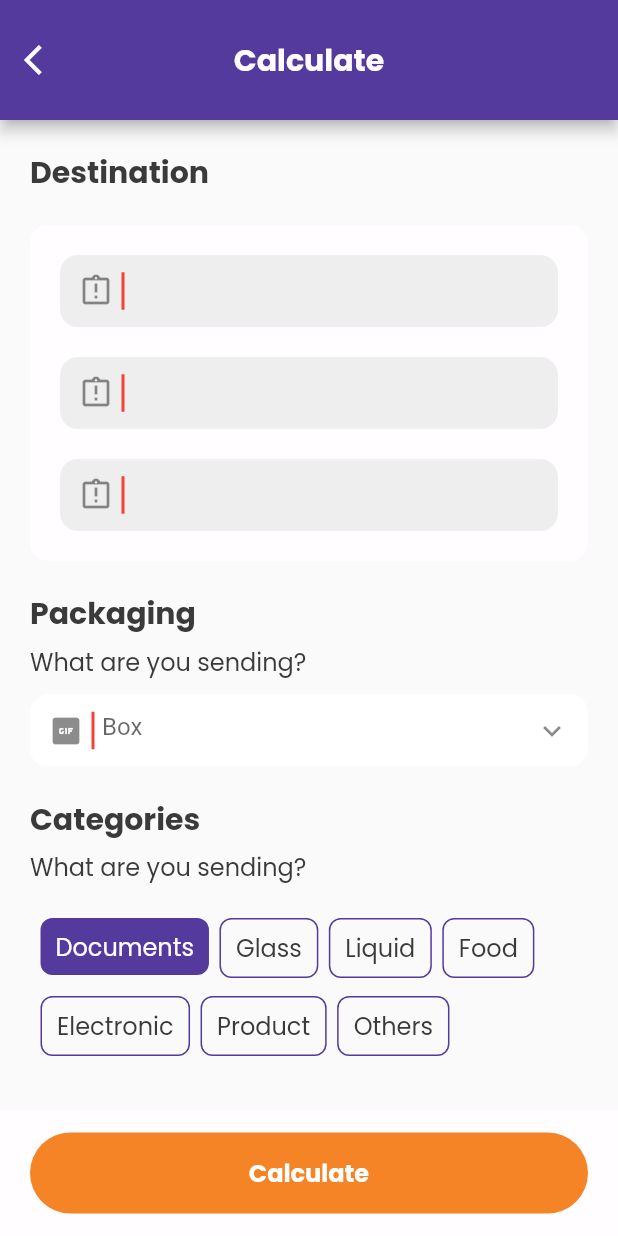
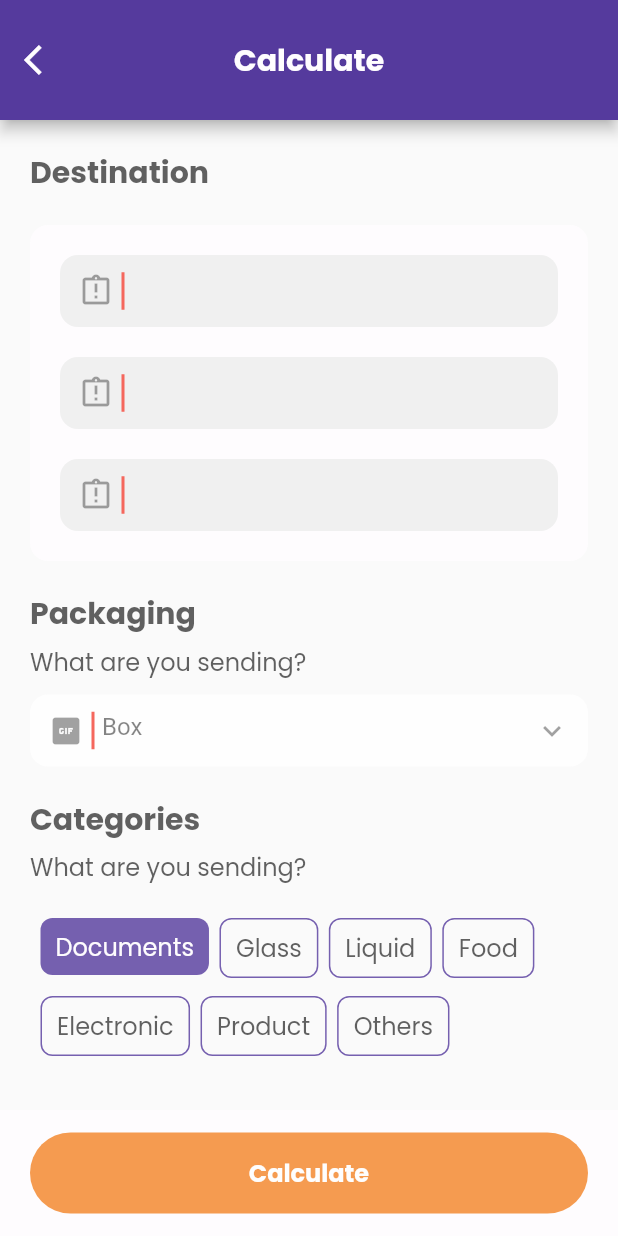
Before and after one commit to Collins-01/Movemate, a Flutter app: the first screen one second after launch, on a phone screen of 412 x 824 dp. Run offline on Flutter 3.47's test engine with Material 2 defaults, Android fonts, the phone set to English and light mode, and no system bars; our stand-ins replace google_fonts.

Commit message:
oompleted calculate view

```diff
--- a/lib/presentation/views/calculate_view.dart
+++ b/lib/presentation/views/calculate_view.dart
@@ -1,4 +1,5 @@
 import 'package:flutter/material.dart';
+import 'package:movemate/presentation/views/components/components.dart';
 import 'package:movemate/presentation/views/shipment_info_view.dart';
 import 'package:movemate/presentation/widgets/widgets.dart';
 import 'package:movemate/utils/utils.dart';
@@ -22,28 +23,71 @@ class _CalculateViewState extends State<CalculateView>
     "Others"
   ];
   int _selectedIndex = 0;
-  late AnimationController _buttonAnimationController;
+  late AnimationController _animationController;
   late Animation<double> _buttonAnimation;
-  final tween = Tween<double>(begin: 1.0, end: 0.8);
+  late Animation<double> _destinationAnimation;
+  late Animation<double> _destinationInfoAnimation;
+  late Animation<double> _packagingAnimation;
+  late Animation<double> _categoriesAnimation;
+  final tween = Tween<double>(begin: -70, end: 0);
   @override
   void initState() {
     super.initState();
-    _buttonAnimationController = AnimationController(
-        vsync: this, duration: const Duration(milliseconds: 150));
+    _animationController = AnimationController(
+      vsync: this,
+      duration: const Duration(seconds: 1),
+    );
     _buttonAnimation = tween.animate(
       CurvedAnimation(
-        parent: _buttonAnimationController,
-        curve: Curves.easeOut,
+        parent: _animationController,
+        curve: const Interval(
+          0,
+          0.3,
+          curve: Curves.easeIn,
+        ),
       ),
     );
-    _buttonAnimationController.addStatusListener((status) {
-      print("Button animation status:: ${status.name}");
-      if (status == AnimationStatus.completed) {
-        _buttonAnimationController.reverse();
-      } else if (status == AnimationStatus.dismissed) {
-        // _buttonAnimationController.forward();
-      }
-    });
+    _destinationAnimation = Tween(begin: 0.0, end: 1.0).animate(
+      CurvedAnimation(
+        parent: _animationController,
+        curve: const Interval(
+          0,
+          0.1,
+          curve: Curves.easeIn,
+        ),
+      ),
+    );
+    _destinationInfoAnimation = Tween(begin: 0.0, end: 1.0).animate(
+      CurvedAnimation(
+        parent: _animationController,
+        curve: const Interval(
+          0,
+          0.1,
+          curve: Curves.easeIn,
+        ),
+      ),
+    );
+    _packagingAnimation = Tween(begin: 0.0, end: 1.0).animate(
+      CurvedAnimation(
+        parent: _animationController,
+        curve: const Interval(
+          0,
+          0.1,
+          curve: Curves.easeIn,
+        ),
+      ),
+    );
+    _categoriesAnimation = Tween(begin: 0.0, end: 1.0).animate(
+      CurvedAnimation(
+        parent: _animationController,
+        curve: const Interval(
+          0,
+          0.1,
+          curve: Curves.easeIn,
+        ),
+      ),
+    );
+    _animationController.forward();
   }
 
   @override
@@ -77,11 +121,34 @@ class _CalculateViewState extends State<CalculateView>
                   const SizedBox(
                     height: 20,
                   ),
-                  AppText.heading3("Destination"),
+                  AnimatedBuilder(
+                      animation: _destinationAnimation,
+                      builder: (context, child) {
+                        return Transform.translate(
+                          offset: Offset(
+                            0.0,
+                            100 * (1 - _destinationAnimation.value),
+                          ),
+                          child: Opacity(
+                            opacity: _animationController.value,
+                            child: AppText.heading3("Destination"),
+                          ),
+                        );
+                      }),
                   const SizedBox(
                     height: 20,
                   ),
-                  Container(
+                  AnimatedBuilder(
+                      animation: _destinationInfoAnimation,
+                      builder: (context, child) {
+                        return Transform.translate(
+                          offset: Offset(
+                            0.0,
+                            80 * (1 - _destinationInfoAnimation.value),
+                          ),
+                          child: Opacity(
+                            opacity: _animationController.value,
+                            child: Container(
                               padding: const EdgeInsets.all(20),
                               decoration: const BoxDecoration(
                                 color: AppColors.primaryWhiteColor,
@@ -109,9 +176,25 @@ class _CalculateViewState extends State<CalculateView>
                                 ],
                               ),
                             ),
+                          ),
+                        );
+                      }),
                   const SizedBox(
                     height: 20,
                   ),
+                  AnimatedBuilder(
+                      animation: _packagingAnimation,
+                      builder: (context, child) {
+                        return Transform.translate(
+                          offset: Offset(
+                            0.0,
+                            60 * (1 - _packagingAnimation.value),
+                          ),
+                          child: Opacity(
+                              opacity: _animationController.value,
+                              child: Column(
+                                crossAxisAlignment: CrossAxisAlignment.start,
+                                children: [
                                   AppText.heading3(
                                     "Packaging",
                                   ),
@@ -128,9 +211,26 @@ class _CalculateViewState extends State<CalculateView>
                                     suffixIcon: Icon(Icons.keyboard_arrow_down),
                                     hintText: "Box",
                                   ),
+                                ],
+                              )),
+                        );
+                      }),
                   const SizedBox(
                     height: 20,
                   ),
+                  AnimatedBuilder(
+                      animation: _categoriesAnimation,
+                      builder: (context, child) {
+                        return Transform.translate(
+                          offset: Offset(
+                            200 * (1 - _categoriesAnimation.value),
+                            0.0,
+                          ),
+                          child: Opacity(
+                              opacity: _animationController.value,
+                              child: Column(
+                                crossAxisAlignment: CrossAxisAlignment.start,
+                                children: [
                                   AppText.heading3(
                                     "Categories",
                                   ),
@@ -145,65 +245,37 @@ class _CalculateViewState extends State<CalculateView>
                                     children: [
                                       ...List.generate(
                                         _categories.length,
-                        (index) => GestureDetector(
-                          onTap: () {
-                            setState(() {
+                                        (index) => CategoryItemComponent(
+                                          isSelected: _selectedIndex == index,
+                                          title: _categories[index],
+                                          onTap: () => setState(
+                                            () {
                                               _selectedIndex = index;
-                            });
-                            _buttonAnimationController.forward();
                                             },
-                          child: ScaleTransition(
-                            scale: _selectedIndex == index
-                                ? _buttonAnimation
-                                : const AlwaysStoppedAnimation<double>(1.0),
-                            child: AnimatedContainer(
-                              duration: AppConfig.animationDuration,
-                              curve: Curves.easeIn,
-                              decoration: BoxDecoration(
-                                border: _selectedIndex == index
-                                    ? null
-                                    : Border.all(
-                                        color: AppColors.primaryColor,
-                                      ),
-                                borderRadius: const BorderRadius.all(
-                                  Radius.circular(8),
-                                ),
-                                color: _selectedIndex == index
-                                    ? AppColors.primaryColor
-                                    : null,
-                              ),
-                              padding: const EdgeInsets.only(
-                                left: 10,
-                                right: 10,
-                                top: 7,
-                                bottom: 7,
-                              ),
-                              margin: const EdgeInsets.only(
-                                left: 7,
-                                top: 12,
-                              ),
-                              child: AppText.regular(
-                                _categories[index],
-                                color: _selectedIndex == index
-                                    ? AppColors.primaryWhiteColor
-                                    : null,
-                              ),
-                            ),
                                           ),
                                         ),
                                       ),
                                     ],
                                   ),
+                                ],
+                              )),
+                        );
+                      }),
                   const SizedBox(
                     height: 50,
                   ),
                 ],
               ),
             ),
-            Positioned(
+            AnimatedBuilder(
+                animation: _buttonAnimation,
+                builder: (context, child) {
+                  return Positioned(
                     left: 0,
                     right: 0,
                     bottom: 0,
+                    child: Opacity(
+                      opacity: _animationController.value,
                       child: Container(
                         padding: const EdgeInsets.only(
                           top: 15,
@@ -222,7 +294,10 @@ class _CalculateViewState extends State<CalculateView>
                             ),
                           ),
                         ),
-                ))
+                      ),
+                    ),
+                  );
+                })
           ],
         ),
         // bottomNavigationBar: const BottomNav(activeIndex: 1),
--- /dev/null
+++ b/lib/presentation/views/components/category_item_component.dart
@@ -0,0 +1,96 @@
+// ignore_for_file: public_member_api_docs, sort_constructors_first
+import 'package:flutter/material.dart';
+import 'package:movemate/presentation/widgets/widgets.dart';
+import 'package:movemate/utils/utils.dart';
+
+class CategoryItemComponent extends StatefulWidget {
+  final bool isSelected;
+  final void Function()? onTap;
+  final String title;
+  const CategoryItemComponent({
+    Key? key,
+    required this.isSelected,
+    this.onTap,
+    required this.title,
+  }) : super(key: key);
+
+  @override
+  State<CategoryItemComponent> createState() => _CategoryItemComponentState();
+}
+
+class _CategoryItemComponentState extends State<CategoryItemComponent>
+    with SingleTickerProviderStateMixin {
+  late AnimationController _buttonAnimationController;
+  late Animation<double> _buttonAnimation;
+  final tween = Tween<double>(begin: 1.0, end: 0.8);
+  @override
+  void initState() {
+    super.initState();
+    _buttonAnimationController = AnimationController(
+        vsync: this, duration: const Duration(milliseconds: 100));
+    _buttonAnimation = tween.animate(
+      CurvedAnimation(
+        parent: _buttonAnimationController,
+        curve: Curves.easeOut,
+      ),
+    );
+    _buttonAnimationController.addStatusListener((status) {
+      print("Button animation status:: ${status.name}");
+      if (status == AnimationStatus.completed) {
+        _buttonAnimationController.reverse();
+      } else if (status == AnimationStatus.dismissed) {
+        // _buttonAnimationController.forward();
+      }
+    });
+  }
+
+  @override
+  void dispose() {
+    _buttonAnimationController.dispose();
+    super.dispose();
+  }
+
+  @override
+  Widget build(BuildContext context) {
+    return GestureDetector(
+      onTap: () {
+        widget.onTap?.call();
+        _buttonAnimationController.forward();
+      },
+      child: ScaleTransition(
+        scale: widget.isSelected
+            ? _buttonAnimation
+            : const AlwaysStoppedAnimation<double>(1.0),
+        child: AnimatedContainer(
+          duration: AppConfig.animationDuration,
+          curve: Curves.easeIn,
+          decoration: BoxDecoration(
+            border: widget.isSelected
+                ? null
+                : Border.all(
+                    color: AppColors.primaryColor,
+                  ),
+            borderRadius: const BorderRadius.all(
+              Radius.circular(8),
+            ),
+            color: widget.isSelected ? AppColors.primaryColor : null,
+          ),
+          padding: const EdgeInsets.only(
+            left: 10,
+            right: 10,
+            top: 7,
+            bottom: 7,
+          ),
+          margin: const EdgeInsets.only(
+            left: 7,
+            top: 12,
+          ),
+          child: AppText.regular(
+            widget.title,
+            color: widget.isSelected ? AppColors.primaryWhiteColor : null,
+          ),
+        ),
+      ),
+    );
+  }
+}
--- /dev/null
+++ b/lib/presentation/views/components/components.dart
@@ -0,0 +1 @@
+export './category_item_component.dart';
--- a/lib/presentation/widgets/app_button.dart
+++ b/lib/presentation/widgets/app_button.dart
@@ -45,6 +45,12 @@ class _AppButtonState extends State<AppButton>
   }
 
   @override
+  void dispose() {
+    _buttonAnimationController.dispose();
+    super.dispose();
+  }
+
+  @override
   Widget build(BuildContext context) {
     return ScaleTransition(
       scale: _buttonAnimation,
```
Lines whose indentation alone changed are shown as unchanged.
